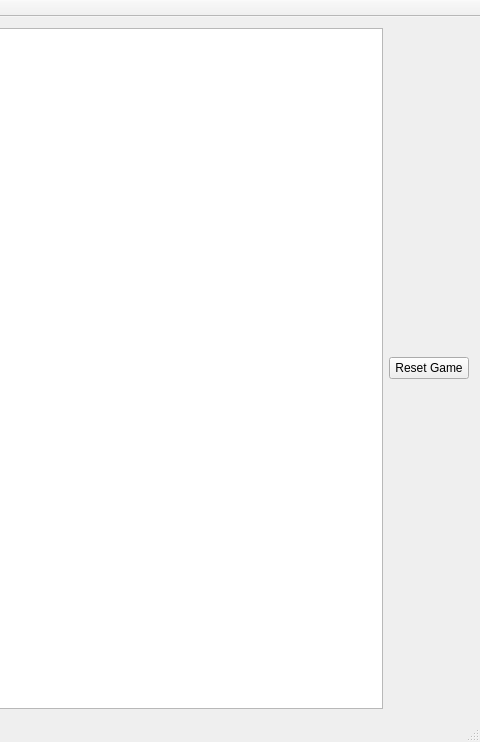
Old version of the form mainwindow.ui in the repository AdamSLevy/Checkers_QtGUI; both pictures show x 248 to 728 and y 0 to 742 of the 728 by 742 pixel window.
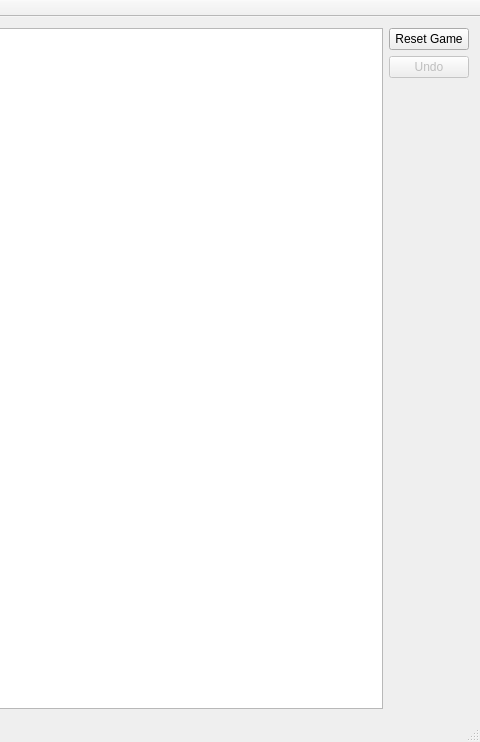
New version of the form.

Commit message: Undo move

Patch:
```diff
--- a/mainwindow.ui
+++ b/mainwindow.ui
@@ -14,16 +14,43 @@
    <string>MainWindow</string>
   </property>
   <widget class="QWidget" name="centralWidget">
-   <layout class="QGridLayout" name="gridLayout">
-    <item row="0" column="0">
+   <layout class="QHBoxLayout" name="horizontalLayout">
+    <item>
      <widget class="QGraphicsView" name="graphicsView"/>
     </item>
-    <item row="0" column="1">
+    <item>
+     <layout class="QVBoxLayout" name="verticalLayout">
+      <item>
      <widget class="QPushButton" name="resetGame">
       <property name="text">
        <string>Reset Game</string>
       </property>
      </widget>
+      </item>
+      <item>
+       <widget class="QPushButton" name="undo">
+        <property name="enabled">
+         <bool>false</bool>
+        </property>
+        <property name="text">
+         <string>Undo</string>
+        </property>
+       </widget>
+      </item>
+      <item>
+       <spacer name="verticalSpacer">
+        <property name="orientation">
+         <enum>Qt::Vertical</enum>
+        </property>
+        <property name="sizeHint" stdset="0">
+         <size>
+          <width>20</width>
+          <height>40</height>
+         </size>
+        </property>
+       </spacer>
+      </item>
+     </layout>
     </item>
    </layout>
   </widget>
```
Lines whose indentation alone changed are shown as unchanged. The commit also changes 4 other files.
